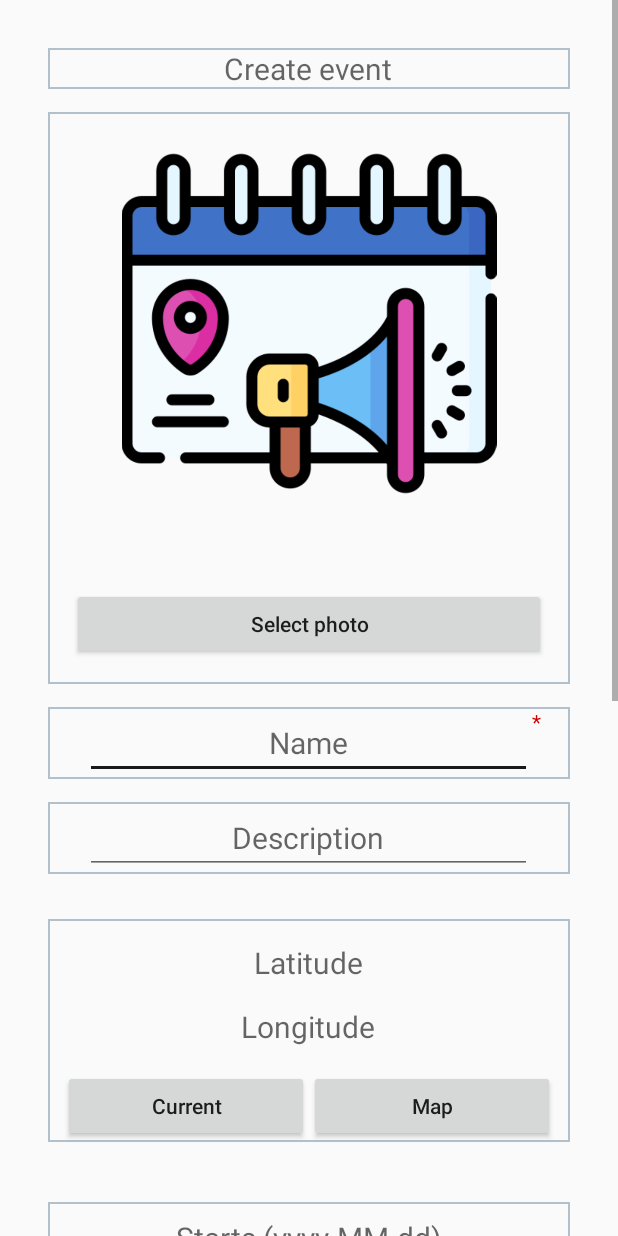
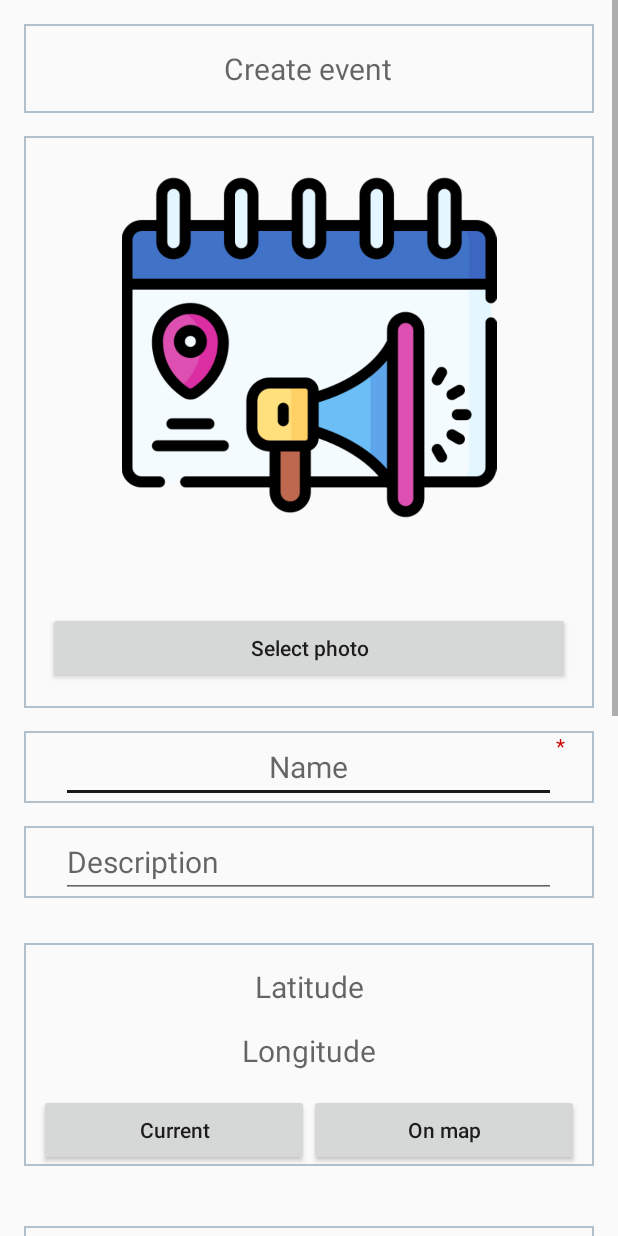
Before and after one commit to tomomoto/Meeter_AndroidClient, an Android app: the layout fragment_create_event.xml on its own in the app's theme, with its tools: preview values and no code run, on a phone screen of 412 x 824 dp. Run offline under Robolectric (Android 15) with nearby library versions, the phone set to English and light mode, and no system bars.

```diff
--- a/AndroidClient/src/main/java/com/tom/meeter/context/profile/component/fragment/ActiveEventsFragment.java
+++ b/AndroidClient/src/main/java/com/tom/meeter/context/profile/component/fragment/ActiveEventsFragment.java
@@ -90,4 +90,10 @@ public class ActiveEventsFragment extends Fragment {
         EventBus.getDefault().unregister(this);
         logMethod(TAG, this, "Unregistered event bus");
     }
+
+    @Override
+    public void onDestroyView() {
+        logMethod(TAG, this);
+        super.onDestroyView();
+    }
 }
--- a/AndroidClient/src/main/java/com/tom/meeter/context/profile/component/fragment/GoogleMapsFragment.java
+++ b/AndroidClient/src/main/java/com/tom/meeter/context/profile/component/fragment/GoogleMapsFragment.java
@@ -143,15 +143,17 @@ public class GoogleMapsFragment extends Fragment
     public View onCreateView(
           LayoutInflater inflater, ViewGroup container, Bundle savedInstanceState) {
         logMethod(TAG, this);
+        View root = inflater.inflate(
+              R.layout.sub_fragment_gmaps, container, false);
         GoogleMapOptions opts = new GoogleMapOptions();
         opts.zoomControlsEnabled(true);
         SupportMapFragment sMapFragment = SupportMapFragment.newInstance(opts);
         sMapFragment.getMapAsync(this);
-        getParentFragmentManager()
+        getChildFragmentManager()
               .beginTransaction()
               .replace(R.id.event_fragment_sub_fragment_gmap, sMapFragment)
               .commit();
-        return inflater.inflate(R.layout.sub_fragment_gmaps, container, false);
+        return root;
     }
 
     @Override
--- a/AndroidClient/src/main/java/com/tom/meeter/context/profile/component/fragment/ProfileEventsFragment.java
+++ b/AndroidClient/src/main/java/com/tom/meeter/context/profile/component/fragment/ProfileEventsFragment.java
@@ -103,13 +103,13 @@ public class ProfileEventsFragment extends Fragment {
 
     @Override
     public void onDestroyView() {
+        logMethod(TAG, this);
         super.onDestroyView();
-        logMethod(TAG, this);
     }
 
     @Override
     public void onDestroy() {
+        logMethod(TAG, this);
         super.onDestroy();
-        logMethod(TAG, this);
     }
 }
--- a/AndroidClient/src/main/java/com/tom/meeter/context/profile/component/fragment/ProfileFragment.java
+++ b/AndroidClient/src/main/java/com/tom/meeter/context/profile/component/fragment/ProfileFragment.java
@@ -241,13 +241,13 @@ public class ProfileFragment extends Fragment {
 
     @Override
     public void onDestroyView() {
+        logMethod(TAG, this);
         super.onDestroyView();
-        logMethod(TAG, this);
     }
 
     @Override
     public void onDestroy() {
+        logMethod(TAG, this);
         super.onDestroy();
-        logMethod(TAG, this);
     }
 }
--- a/AndroidClient/src/main/res/layout/activity_event_publish.xml
+++ b/AndroidClient/src/main/res/layout/activity_event_publish.xml
@@ -6,8 +6,7 @@
 
     <ScrollView
         android:layout_width="match_parent"
-        android:layout_height="match_parent"
-        android:padding="16dp">
+        android:layout_height="match_parent">
 
         <LinearLayout
             android:layout_width="match_parent"
--- a/AndroidClient/src/main/res/layout/activity_event_schedule.xml
+++ b/AndroidClient/src/main/res/layout/activity_event_schedule.xml
@@ -6,8 +6,7 @@
 
     <ScrollView
         android:layout_width="match_parent"
-        android:layout_height="match_parent"
-        android:padding="16dp">
+        android:layout_height="match_parent">
 
         <LinearLayout
             android:layout_width="match_parent"
--- a/AndroidClient/src/main/res/layout/fragment_create_event.xml
+++ b/AndroidClient/src/main/res/layout/fragment_create_event.xml
@@ -3,38 +3,35 @@
     android:layout_width="match_parent"
     android:layout_height="match_parent">
 
-    <RelativeLayout
+    <LinearLayout
         android:layout_width="match_parent"
         android:layout_height="wrap_content"
         android:orientation="vertical"
-        android:padding="32dp">
+        android:padding="16dp">
 
-        <RelativeLayout
+        <LinearLayout
             android:id="@+id/label_layout"
             android:layout_width="match_parent"
             android:layout_height="wrap_content"
-            android:layout_centerHorizontal="true"
-            android:background="@drawable/edit_text_background_border">
+            android:background="@drawable/edit_text_background_border"
+            android:gravity="center_horizontal"
+            android:orientation="vertical"
+            android:padding="16dp">
 
             <TextView
                 android:id="@+id/newEventLabel"
-                android:layout_width="match_parent"
+                android:layout_width="wrap_content"
                 android:layout_height="wrap_content"
-                android:layout_centerHorizontal="true"
-                android:layout_marginStart="50dp"
                 android:hint="@string/create_event"
-                android:inputType="none"
                 android:textAlignment="center"
                 android:textSize="20sp" />
-        </RelativeLayout>
-
+        </LinearLayout>
 
         <!-- Photo section -->
         <LinearLayout
             android:id="@+id/photo_layout"
             android:layout_width="match_parent"
             android:layout_height="wrap_content"
-            android:layout_below="@+id/label_layout"
             android:layout_marginTop="15dp"
             android:background="@drawable/edit_text_background_border"
             android:orientation="vertical"
@@ -68,8 +65,6 @@
             android:id="@+id/event_name_layout"
             android:layout_width="match_parent"
             android:layout_height="wrap_content"
-            android:layout_below="@+id/photo_layout"
-            android:layout_centerHorizontal="true"
             android:layout_marginTop="15dp"
             android:background="@drawable/edit_text_background_border">
 
@@ -86,19 +81,16 @@
             <TextView
                 android:id="@+id/name_m"
                 android:layout_width="wrap_content"
+                android:layout_height="match_parent"
                 android:layout_toEndOf="@+id/name"
-                android:layout_height="match_parent"
                 android:text="@string/mandatory_star"
                 android:textColor="@android:color/holo_red_dark" />
-
         </RelativeLayout>
 
         <RelativeLayout
             android:id="@+id/description_layout"
             android:layout_width="match_parent"
             android:layout_height="wrap_content"
-            android:layout_below="@+id/event_name_layout"
-            android:layout_centerHorizontal="true"
             android:layout_marginTop="15dp"
             android:background="@drawable/edit_text_background_border">
 
@@ -109,25 +101,21 @@
                 android:layout_centerHorizontal="true"
                 android:layout_marginStart="50dp"
                 android:hint="@string/description"
-                android:textAlignment="center"
                 android:textSize="20sp" />
         </RelativeLayout>
 
-        <RelativeLayout
+        <LinearLayout
             android:id="@+id/location_layout"
-            android:layout_width="wrap_content"
+            android:layout_width="match_parent"
             android:layout_height="wrap_content"
-            android:layout_below="@+id/description_layout"
-            android:layout_centerHorizontal="true"
             android:layout_marginTop="30dp"
-            android:background="@drawable/edit_text_background_border">
+            android:background="@drawable/edit_text_background_border"
+            android:orientation="vertical">
 
             <TextView
                 android:id="@+id/latitude"
                 android:layout_width="match_parent"
                 android:layout_height="wrap_content"
-                android:layout_centerHorizontal="true"
-                android:layout_marginStart="50dp"
                 android:layout_marginTop="15dp"
                 android:hint="@string/latitude"
                 android:textAlignment="center"
@@ -137,10 +125,7 @@
                 android:id="@+id/longitude"
                 android:layout_width="match_parent"
                 android:layout_height="wrap_content"
-                android:layout_below="@+id/latitude"
-                android:layout_centerHorizontal="true"
                 android:layout_marginTop="15dp"
-                android:layout_marginStart="50dp"
                 android:hint="@string/longitude"
                 android:textAlignment="center"
                 android:textSize="20sp" />
@@ -149,7 +134,6 @@
                 android:id="@+id/location_buttons_layout"
                 android:layout_width="match_parent"
                 android:layout_height="wrap_content"
-                android:layout_below="@id/longitude"
                 android:layout_marginLeft="10dp"
                 android:layout_marginTop="15dp"
                 android:layout_marginRight="10dp">
@@ -169,27 +153,25 @@
                     android:layout_width="wrap_content"
                     android:layout_height="wrap_content"
                     android:layout_weight="1"
-                    android:text="@string/map"
+                    android:text="@string/on_map"
                     android:textAllCaps="false"
                     android:textSize="14sp" />
             </LinearLayout>
-        </RelativeLayout>
+        </LinearLayout>
 
-        <RelativeLayout
+        <LinearLayout
             android:id="@+id/date_layout"
-            android:layout_width="wrap_content"
+            android:layout_width="match_parent"
             android:layout_height="wrap_content"
-            android:layout_below="@+id/location_layout"
-            android:layout_centerHorizontal="true"
             android:layout_marginTop="40dp"
-            android:background="@drawable/edit_text_background_border">
+            android:background="@drawable/edit_text_background_border"
+            android:orientation="vertical">
 
             <EditText
                 android:id="@+id/starts_date"
                 android:layout_width="match_parent"
                 android:layout_height="wrap_content"
-                android:layout_centerHorizontal="true"
-                android:layout_marginStart="50dp"
+                android:layout_marginHorizontal="25dp"
                 android:hint="@string/starts"
                 android:inputType="date"
                 android:textAlignment="center"
@@ -199,10 +181,7 @@
                 android:id="@+id/starts_date_validator"
                 android:layout_width="match_parent"
                 android:layout_height="wrap_content"
-                android:layout_below="@+id/starts_date"
-                android:layout_centerHorizontal="true"
-                android:layout_marginStart="50dp"
-                android:hint="Date validity"
+                android:hint="@string/date_validity"
                 android:textAlignment="center"
                 android:textSize="20sp" />
 
@@ -210,7 +189,6 @@
                 android:id="@+id/date_buttons_layout"
                 android:layout_width="match_parent"
                 android:layout_height="wrap_content"
-                android:layout_below="@+id/starts_date_validator"
                 android:layout_marginLeft="10dp"
                 android:layout_marginRight="10dp"
                 android:orientation="horizontal"
@@ -237,9 +215,7 @@
                 android:id="@+id/starts_time"
                 android:layout_width="match_parent"
                 android:layout_height="wrap_content"
-                android:layout_below="@+id/date_buttons_layout"
-                android:layout_centerHorizontal="true"
-                android:layout_marginStart="50dp"
+                android:layout_marginHorizontal="25dp"
                 android:hint="@string/starting_time"
                 android:inputType="time"
                 android:textAlignment="center"
@@ -249,7 +225,6 @@
                 android:id="@+id/start_time_buttons_layout"
                 android:layout_width="match_parent"
                 android:layout_height="wrap_content"
-                android:layout_below="@+id/starts_time"
                 android:layout_marginLeft="10dp"
                 android:layout_marginRight="10dp"
                 android:orientation="horizontal"
@@ -278,9 +253,7 @@
                 android:id="@+id/ends_date"
                 android:layout_width="match_parent"
                 android:layout_height="wrap_content"
-                android:layout_below="@+id/start_time_buttons_layout"
-                android:layout_centerHorizontal="true"
-                android:layout_marginStart="50dp"
+                android:layout_marginHorizontal="25dp"
                 android:hint="@string/ends"
                 android:inputType="date"
                 android:textAlignment="center"
@@ -290,10 +263,7 @@
                 android:id="@+id/ends_date_validator"
                 android:layout_width="match_parent"
                 android:layout_height="wrap_content"
-                android:layout_below="@+id/ends_date"
-                android:layout_centerHorizontal="true"
-                android:layout_marginStart="50dp"
-                android:hint="Date validity"
+                android:hint="@string/date_validity"
                 android:textAlignment="center"
                 android:textSize="20sp" />
 
@@ -301,7 +271,6 @@
                 android:id="@+id/end_date_buttons_layout"
                 android:layout_width="match_parent"
                 android:layout_height="wrap_content"
-                android:layout_below="@+id/ends_date_validator"
                 android:layout_marginLeft="10dp"
                 android:layout_marginRight="10dp"
                 android:orientation="horizontal"
@@ -328,9 +297,7 @@
                 android:id="@+id/ends_time"
                 android:layout_width="match_parent"
                 android:layout_height="wrap_content"
-                android:layout_below="@+id/end_date_buttons_layout"
-                android:layout_centerHorizontal="true"
-                android:layout_marginStart="50dp"
+                android:layout_marginHorizontal="25dp"
                 android:hint="@string/ending_time"
                 android:inputType="time"
                 android:textAlignment="center"
@@ -340,7 +307,6 @@
                 android:id="@+id/end_time_buttons_layout"
                 android:layout_width="match_parent"
                 android:layout_height="wrap_content"
-                android:layout_below="@+id/ends_time"
                 android:layout_marginLeft="10dp"
                 android:layout_marginRight="10dp"
                 android:orientation="horizontal"
@@ -364,14 +330,12 @@
                     android:text="@string/other"
                     android:textAllCaps="false" />
             </LinearLayout>
-        </RelativeLayout>
+        </LinearLayout>
 
         <RelativeLayout
             android:id="@+id/city_layout"
             android:layout_width="match_parent"
             android:layout_height="wrap_content"
-            android:layout_below="@+id/date_layout"
-            android:layout_centerHorizontal="true"
             android:layout_marginTop="15dp"
             android:background="@drawable/edit_text_background_border">
 
@@ -390,11 +354,9 @@
             android:id="@+id/create_btn"
             android:layout_width="match_parent"
             android:layout_height="wrap_content"
-            android:layout_below="@+id/city_layout"
-            android:layout_centerHorizontal="true"
-            android:layout_marginTop="47dp"
+            android:layout_marginTop="18dp"
             android:enabled="false"
             android:text="@string/create_event"
             android:textAllCaps="false" />
-    </RelativeLayout>
+    </LinearLayout>
 </ScrollView>
--- a/AndroidClient/src/main/res/layout/fragment_events.xml
+++ b/AndroidClient/src/main/res/layout/fragment_events.xml
@@ -19,7 +19,7 @@
             app:tabMode="fixed" />
     </com.google.android.material.appbar.AppBarLayout>
 
-    <androidx.viewpager.widget.ViewPager
+    <androidx.viewpager2.widget.ViewPager2
         android:id="@+id/fragment_events_viewpager"
         android:layout_width="match_parent"
         android:layout_height="match_parent"
--- a/AndroidClient/src/main/res/values/strings.xml
+++ b/AndroidClient/src/main/res/values/strings.xml
@@ -73,9 +73,9 @@
     <string name="starting_time">Starts at (hh:mm)</string>
     <string name="ending_time">Ends at (hh:mm)</string>
     <string name="now">Now</string>
-    <string name="map">Map</string>
-    <string name="events">Events</string>
-    <string name="your_events">Your events</string>
+    <string name="on_map">On map</string>
+    <string name="listed">Listed</string>
+    <string name="your">Your</string>
     <string name="user_information">User information</string>
     <string name="me">Me</string>
     <string name="location_changed">Location changed</string>
@@ -259,6 +259,8 @@
     <string name="schedule">Schedule</string>
     <string name="scheduling_event">Scheduling event</string>
     <string name="scheduled">Scheduled</string>
+    <string name="date_validity">Date validity</string>
+    <string name="your_events">Your events</string>
 
     <string-array name="pref_upload_quality_entries">
         <item>360p</item>
```
Also changed, not shown: AndroidClient/src/main/java/com/tom/meeter/context/profile/component/fragment/EventsFragment.java (+58 -32 lines), 2 other files.
